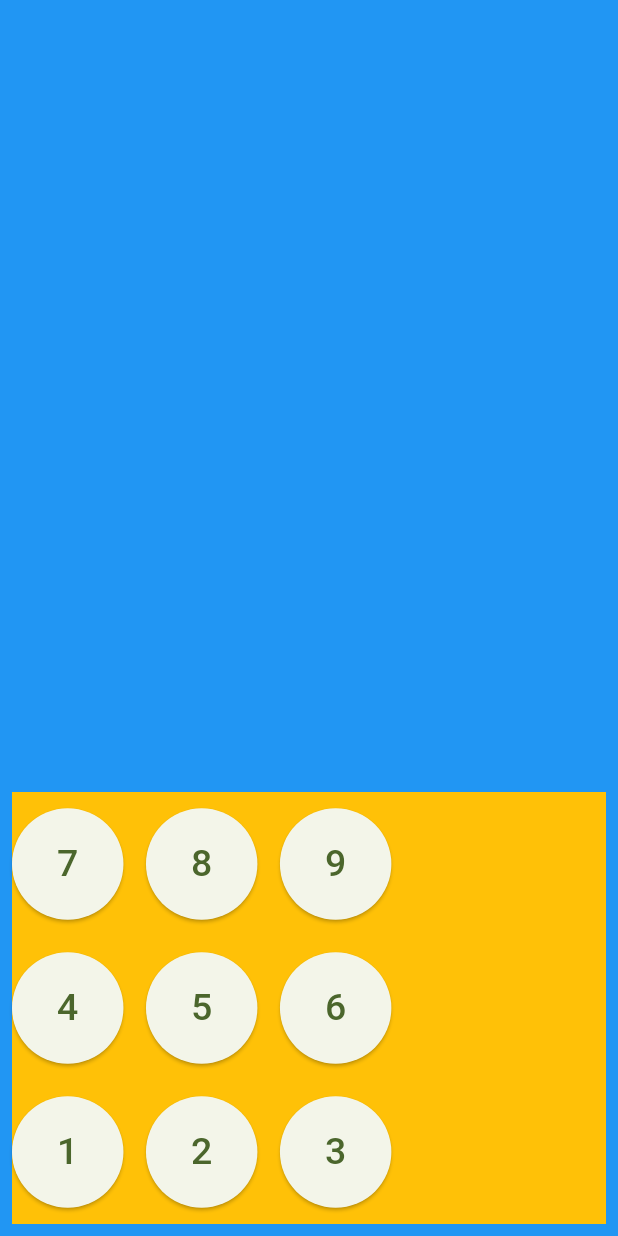
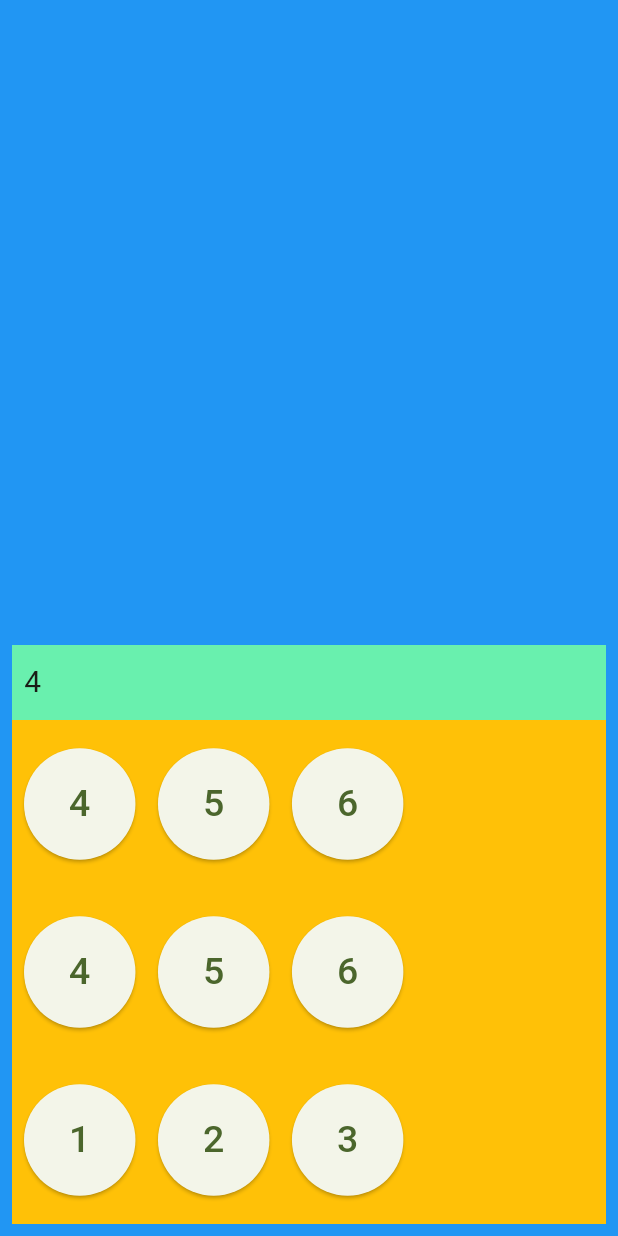
Before and after one commit to Lauri92/flutter-calculator, a Flutter app: the screen it shows after launch, after a tap on an icon or button, on a phone screen of 412 x 824 dp. Run offline on Flutter 3.47's test engine with Material 2 defaults, Android fonts, the phone set to English and light mode, and no system bars.

Commit message:
Number input

```diff
--- a/lib/CalculatorAppState.dart
+++ b/lib/CalculatorAppState.dart
@@ -2,4 +2,11 @@ import 'package:flutter/cupertino.dart';
 
 class CalculatorAppState extends ChangeNotifier {
 
+  var input = "";
+
+  appendNumber({required String newInput}) {
+    input += newInput;
+    notifyListeners();
+  }
+
 }
--- a/lib/Screens/CalculatorScreen.dart
+++ b/lib/Screens/CalculatorScreen.dart
@@ -1,4 +1,6 @@
 import 'package:flutter/material.dart';
+import 'package:flutter_calculator/CalculatorAppState.dart';
+import 'package:provider/provider.dart';
 
 class CalculatorScreen extends StatefulWidget {
   const CalculatorScreen({super.key});
@@ -10,11 +12,8 @@ class CalculatorScreen extends StatefulWidget {
 class _CalculatorScreenState extends State<CalculatorScreen> {
   @override
   Widget build(BuildContext context) {
+    final appState = context.watch<CalculatorAppState>();
     var colorScheme = Theme.of(context).colorScheme;
-
-    // The container for the current page, with its background color
-    // and subtle switching animation.
-    var mainArea = ColoredBox(color: colorScheme.surfaceVariant);
 
     return Scaffold(
       body: SafeArea(
@@ -26,41 +25,23 @@ class _CalculatorScreenState extends State<CalculatorScreen> {
               mainAxisAlignment: MainAxisAlignment.end,
               children: [
                 Container(
-                  color: Colors.amber,
+                  height: 50,
+                  color: Colors.greenAccent,
                   child: Row(
                     children: [
-                      NumberButton(number: 7),
-                      const SizedBox(width: 15),
-                      NumberButton(number: 8),
-                      const SizedBox(width: 15),
-                      NumberButton(number: 9),
+                      Padding(
+                        padding: const EdgeInsets.all(8.0),
+                        child: Text(
+                          appState.input,
+                          style: const TextStyle(fontSize: 20),
+                        ),
+                      ),
                     ],
                   ),
                 ),
-                Container(
-                  color: Colors.amber,
-                  child: Row(
-                    children: [
-                      NumberButton(number: 4),
-                      const SizedBox(width: 15),
-                      NumberButton(number: 5),
-                      const SizedBox(width: 15),
-                      NumberButton(number: 6),
-                    ],
-                  ),
-                ),
-                Container(
-                  color: Colors.amber,
-                  child: Row(
-                    children: [
-                      NumberButton(number: 1),
-                      const SizedBox(width: 15),
-                      NumberButton(number: 2),
-                      const SizedBox(width: 15),
-                      NumberButton(number: 3),
-                    ],
-                  ),
-                )
+                const NumberButtonRow(list: [4, 5, 6]),
+                const NumberButtonRow(list: [4, 5, 6]),
+                const NumberButtonRow(list: [1, 2, 3])
               ],
             ),
           ),
@@ -80,9 +61,10 @@ class NumberButton extends StatelessWidget {
 
   @override
   Widget build(BuildContext context) {
+    final appState = context.watch<CalculatorAppState>();
     return ElevatedButton(
       onPressed: () {
-        print("Pressed $title");
+        appState.appendNumber(newInput: title);
       },
       style: ElevatedButton.styleFrom(
         shape: const CircleBorder(),
@@ -95,3 +77,28 @@ class NumberButton extends StatelessWidget {
     );
   }
 }
+
+class NumberButtonRow extends StatelessWidget {
+  final List<int> list;
+
+  const NumberButtonRow({super.key, required this.list});
+
+  @override
+  Widget build(BuildContext context) {
+    return Container(
+      color: Colors.amber,
+      child: Padding(
+        padding: const EdgeInsets.all(8.0),
+        child: Row(
+          children: [
+            NumberButton(number: list[0]),
+            const SizedBox(width: 15),
+            NumberButton(number: list[1]),
+            const SizedBox(width: 15),
+            NumberButton(number: list[2]),
+          ],
+        ),
+      ),
+    );
+  }
+}
```
